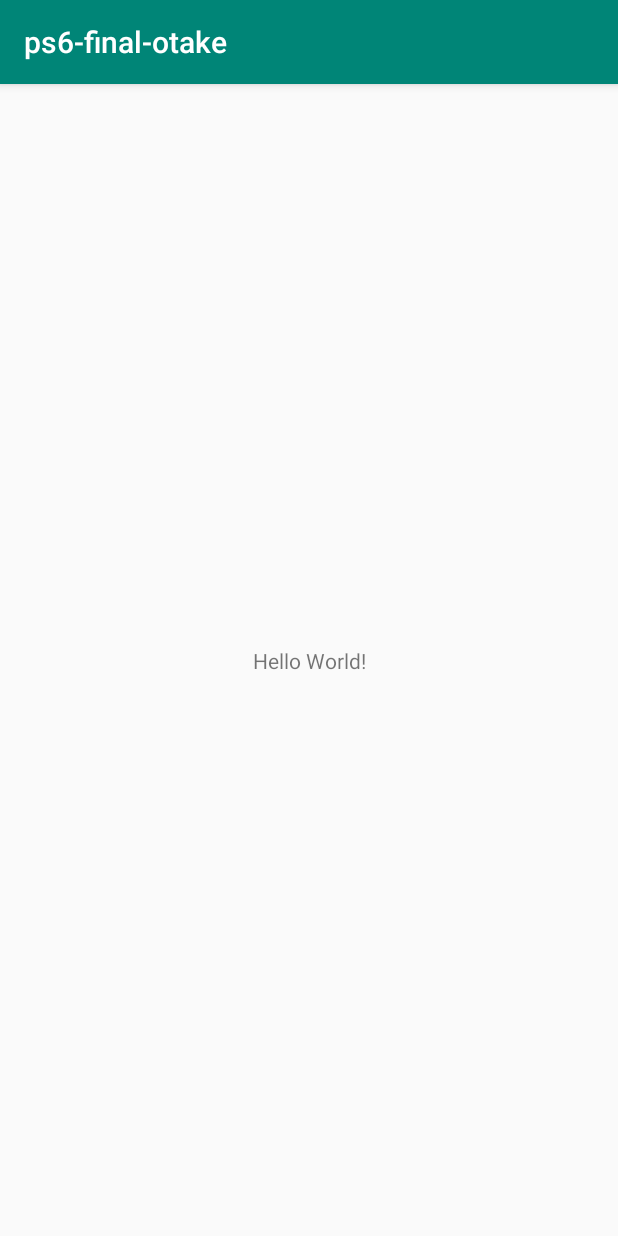
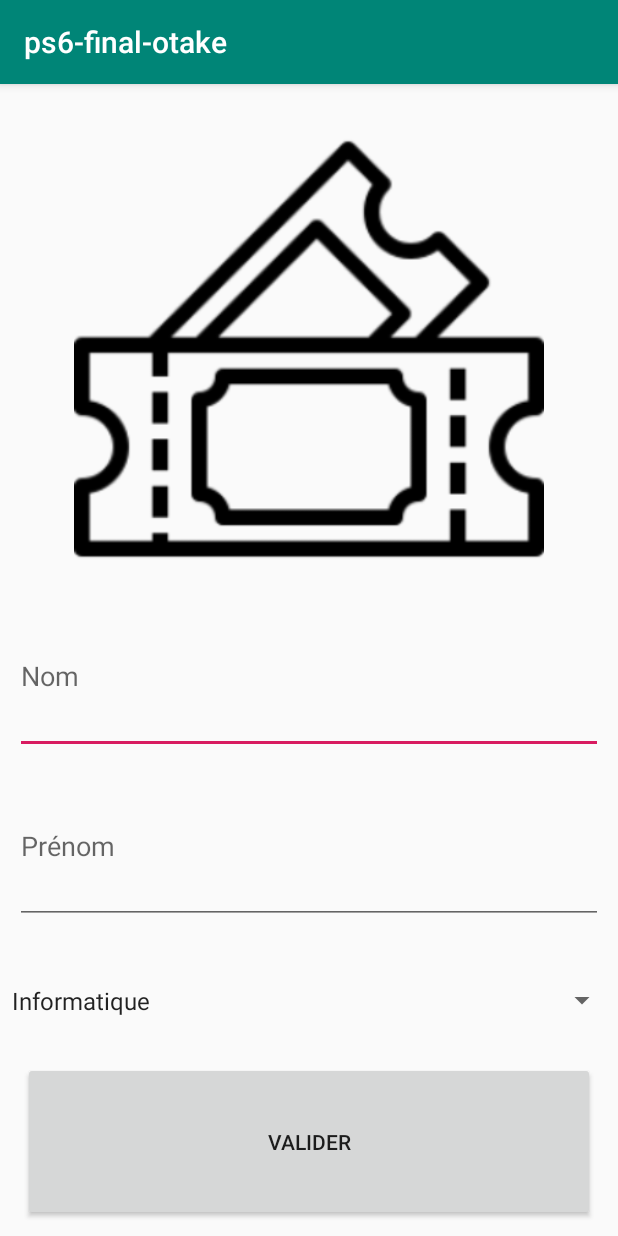
Before and after one commit to maxcastellano/ps6-final-otake, an Android app: the screen it shows after launch (MainActivity before the commit, LoginActivity after it), on a phone screen of 412 x 824 dp. Run offline under Robolectric (Android 15) with nearby library versions, the phone set to English and light mode, and no system bars.

Commit message:
#1 Création de l'activité login (récupère uniquement les informations dans un log, pas de service, pas d'interraction avec le back)

```diff
--- a/app/build.gradle
+++ b/app/build.gradle
@@ -23,6 +23,7 @@ dependencies {
     implementation 'com.android.support:appcompat-v7:28.0.0'
     implementation 'com.android.support.constraint:constraint-layout:1.1.3'
     testImplementation 'junit:junit:4.12'
+    implementation 'com.googlecode.json-simple:json-simple:1.1'
     androidTestImplementation 'com.android.support.test:runner:1.0.2'
     androidTestImplementation 'com.android.support.test.espresso:espresso-core:3.0.2'
 }
--- a/app/src/main/AndroidManifest.xml
+++ b/app/src/main/AndroidManifest.xml
@@ -9,13 +9,14 @@
         android:roundIcon="@mipmap/ic_launcher_round"
         android:supportsRtl="true"
         android:theme="@style/AppTheme">
-        <activity android:name=".MainActivity">
+        <activity android:name=".activities.LoginActivity">
             <intent-filter>
                 <action android:name="android.intent.action.MAIN" />
 
                 <category android:name="android.intent.category.LAUNCHER" />
             </intent-filter>
         </activity>
+        <activity android:name=".activities.MainActivity"></activity>
     </application>
 
 </manifest>
--- /dev/null
+++ b/app/src/main/java/fr/etudes/ps6_final_otake/activities/LoginActivity.java
@@ -0,0 +1,52 @@
+package fr.etudes.ps6_final_otake.activities;
+
+import android.support.v7.app.AppCompatActivity;
+import android.os.Bundle;
+import android.util.Log;
+import android.view.View;
+import android.widget.ArrayAdapter;
+import android.widget.Button;
+import android.widget.EditText;
+import android.widget.Spinner;
+
+import fr.etudes.ps6_final_otake.R;
+import fr.etudes.ps6_final_otake.models.UserModel;
+
+public class LoginActivity extends AppCompatActivity {
+    Spinner spinner;
+
+    EditText lastNameInput;
+    EditText firstNameInput;
+
+    Button confirmButton;
+
+    @Override
+    protected void onCreate(Bundle savedInstanceState) {
+        super.onCreate(savedInstanceState);
+        setContentView(R.layout.activity_login);
+
+        confirmButton = (Button) findViewById(R.id.confirmButton);
+
+        spinner = (Spinner) findViewById(R.id.spinnerCurriculum);
+
+        ArrayAdapter<CharSequence> adapter = ArrayAdapter.createFromResource(this,
+                R.array.curriculum_array, android.R.layout.simple_spinner_item);
+        spinner.setAdapter(adapter);
+
+        lastNameInput = (EditText) findViewById(R.id.editTextLastName);
+        firstNameInput = (EditText) findViewById(R.id.editTextFirstName);
+
+        confirmButton.setOnClickListener(new View.OnClickListener() {
+            @Override
+            public void onClick(View v) {
+                UserModel user = new UserModel(firstNameInput.getText().toString(),
+                                                lastNameInput.getText().toString(),
+                                                spinner.getSelectedItem().toString());
+
+                Log.d("debug", "onClick: prénom : " + user.getFirstName());
+                Log.d("debug", "onClick: nom : " + user.getLastName());
+                Log.d("debug", "onClick: cursus : " + user.getMajor());
+            }
+        });
+    }
+}
--- a/app/src/main/java/fr/etudes/ps6_final_otake/MainActivity.java
+++ b/app/src/main/java/fr/etudes/ps6_final_otake/activities/MainActivity.java
@@ -1,7 +1,9 @@
-package fr.etudes.ps6_final_otake;
+package fr.etudes.ps6_final_otake.activities;
 
 import android.support.v7.app.AppCompatActivity;
 import android.os.Bundle;
+
+import fr.etudes.ps6_final_otake.R;
 
 public class MainActivity extends AppCompatActivity {
 
--- /dev/null
+++ b/app/src/main/java/fr/etudes/ps6_final_otake/models/UserModel.java
@@ -0,0 +1,27 @@
+package fr.etudes.ps6_final_otake.models;
+
+public class UserModel {
+
+    private String firstName;
+    private String lastName;
+    private String major;
+
+
+    public UserModel(String firstName, String lastName, String major) {
+        this.firstName = firstName;
+        this.lastName = lastName;
+        this.major = major;
+    }
+
+    public String getFirstName() {
+        return firstName;
+    }
+
+    public String getLastName() {
+        return lastName;
+    }
+
+    public String getMajor() {
+        return major;
+    }
+}
--- /dev/null
+++ b/app/src/main/res/layout/activity_login.xml
@@ -0,0 +1,66 @@
+<?xml version="1.0" encoding="utf-8"?>
+<android.support.constraint.ConstraintLayout xmlns:android="http://schemas.android.com/apk/res/android"
+    xmlns:app="http://schemas.android.com/apk/res-auto"
+    xmlns:tools="http://schemas.android.com/tools"
+    android:layout_width="match_parent"
+    android:layout_height="match_parent"
+    tools:context=".activities.LoginActivity">
+
+    <LinearLayout
+        android:layout_width="match_parent"
+        android:layout_height="match_parent"
+        android:orientation="vertical">
+
+        <ImageView
+            android:id="@+id/imageView"
+            android:layout_width="match_parent"
+            android:layout_height="wrap_content"
+            android:layout_marginLeft="10dp"
+            android:layout_marginTop="20dp"
+            android:layout_marginRight="10dp"
+            android:layout_marginBottom="10dp"
+            android:layout_weight="1"
+            app:srcCompat="@drawable/tickets" />
+
+        <EditText
+            android:id="@+id/editTextLastName"
+            android:layout_width="match_parent"
+            android:layout_height="wrap_content"
+            android:layout_marginLeft="10dp"
+            android:layout_marginRight="10dp"
+            android:layout_marginBottom="10dp"
+            android:layout_weight="1"
+            android:ems="10"
+            android:inputType="textPersonName"
+            android:hint="Nom" />
+
+        <EditText
+            android:id="@+id/editTextFirstName"
+            android:layout_width="match_parent"
+            android:layout_height="wrap_content"
+            android:layout_marginLeft="10dp"
+            android:layout_marginRight="10dp"
+            android:layout_marginBottom="10dp"
+            android:layout_weight="1"
+            android:ems="10"
+            android:inputType="textPersonName"
+            android:hint="Prénom" />
+
+        <Spinner
+            android:id="@+id/spinnerCurriculum"
+            android:layout_width="match_parent"
+            android:layout_height="wrap_content"
+            android:layout_weight="1" />
+
+        <Button
+            android:id="@+id/confirmButton"
+            android:layout_width="match_parent"
+            android:layout_height="wrap_content"
+            android:layout_marginLeft="15dp"
+            android:layout_marginRight="15dp"
+            android:layout_marginBottom="10dp"
+            android:layout_weight="1"
+            android:text="Valider" />
+
+    </LinearLayout>
+</android.support.constraint.ConstraintLayout>
--- a/app/src/main/res/layout/activity_main.xml
+++ b/app/src/main/res/layout/activity_main.xml
@@ -4,7 +4,7 @@
     xmlns:tools="http://schemas.android.com/tools"
     android:layout_width="match_parent"
     android:layout_height="match_parent"
-    tools:context=".MainActivity">
+    tools:context=".activities.MainActivity">
 
     <TextView
         android:layout_width="wrap_content"
--- a/app/src/main/res/values/strings.xml
+++ b/app/src/main/res/values/strings.xml
@@ -1,3 +1,10 @@
 <resources>
     <string name="app_name">ps6-final-otake</string>
+    <string-array name="curriculum_array">
+        <item>Informatique</item>
+        <item>Génie de l\'Eau</item>
+        <item>Génie Biologique</item>
+        <item>Electronique</item>
+        <item>Mathématiques</item>
+    </string-array>
 </resources>
```
Also changed, not shown: app/src/main/res/drawable/tickets.png (added), 2 other files.
